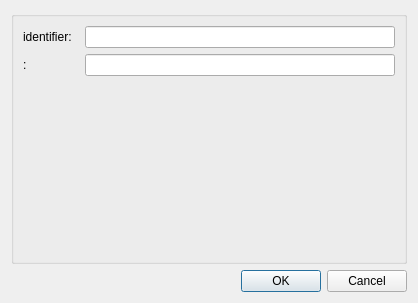
First picture: the form in mapclientplugins/argonsceneexporterstep/qt/configuredialog.ui, repository mapclient-plugins/mapclientplugins.argonsceneexporterstep, before the edit.
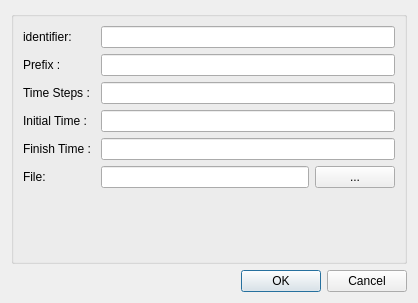
Second picture: the form after the edit.

Diff of the .ui file:
```diff
--- a/mapclientplugins/argonsceneexporterstep/qt/configuredialog.ui
+++ b/mapclientplugins/argonsceneexporterstep/qt/configuredialog.ui
@@ -31,16 +31,68 @@
        <widget class="QLineEdit" name="lineEdit0"/>
       </item>
 
-      <item row="1" column="0">
+           <item row="1" column="0">
+      <widget class="QLabel" name="label_3">
+       <property name="text">
+        <string>Prefix : </string>
+       </property>
+      </widget>
+     </item>
+     <item row="1" column="1">
+      <widget class="QLineEdit" name="prefix_lineEdit"/>
+     </item>
+     <item row="2" column="0">
+      <widget class="QLabel" name="label_4">
+       <property name="text">
+        <string>Time Steps : </string>
+       </property>
+      </widget>
+     </item>
+     <item row="2" column="1">
+      <widget class="QLineEdit" name="timeSteps_lineEdit"/>
+     </item>
+     <item row="3" column="0">
+      <widget class="QLabel" name="label">
+       <property name="text">
+        <string>Initial Time : </string>
+       </property>
+      </widget>
+     </item>
+     <item row="3" column="1">
+      <widget class="QLineEdit" name="initialTime_lineEdit"/>
+     </item>
+     <item row="4" column="0">
+      <widget class="QLabel" name="label_2">
+       <property name="text">
+        <string>Finish Time : </string>
+       </property>
+      </widget>
+     </item>
+     <item row="4" column="1">
+      <widget class="QLineEdit" name="finishTime_lineEdit"/>
+     </item>
+      <item row="5" column="0">
        <widget class="QLabel" name="label1">
         <property name="text">
-         <string>:  </string>
+         <string>File:  </string>
         </property>
        </widget>
       </item>
-      <item row="1" column="1">
-       <widget class="QLineEdit" name="lineEdit1"/>
+      <item row="5" column="1">
+       <layout class="QHBoxLayout" name="horizontalLayout">
+        <item>
+         <widget class="QLineEdit" name="lineEditFileLocation"/>
+        </item>
+        <item>
+         <widget class="QPushButton" name="pushButtonFileChooser">
+          <property name="text">
+           <string>...</string>
+          </property>
+         </widget>
+        </item>
+       </layout>
       </item>
+
      </layout>
     </widget>
    </item>
```
